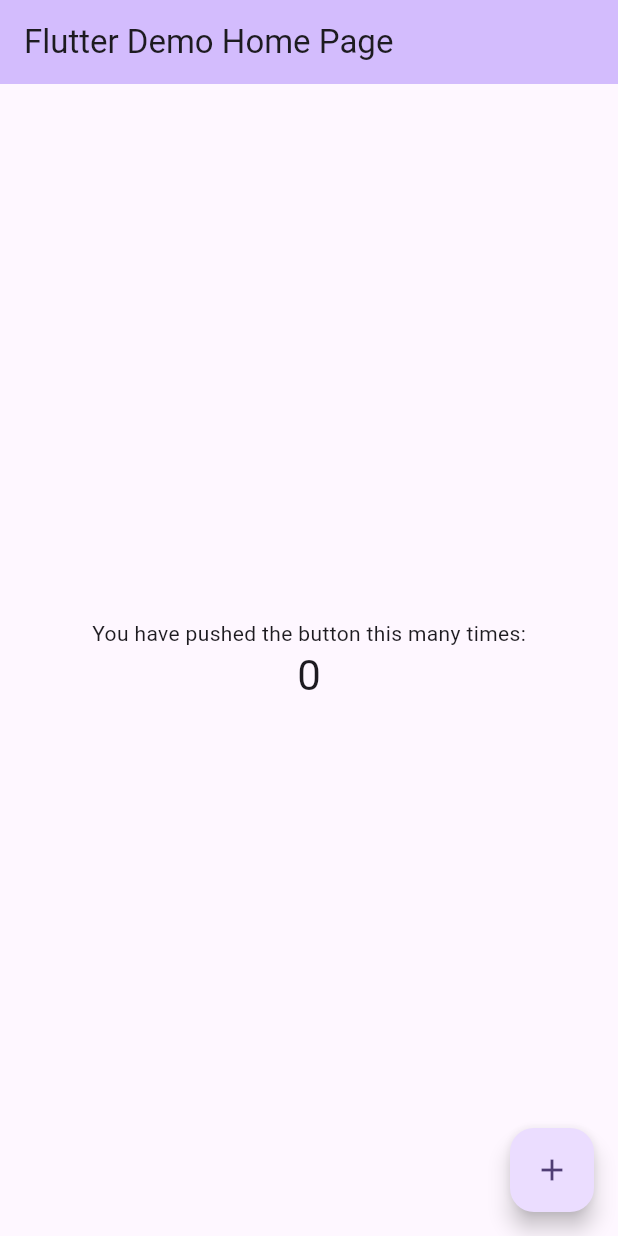
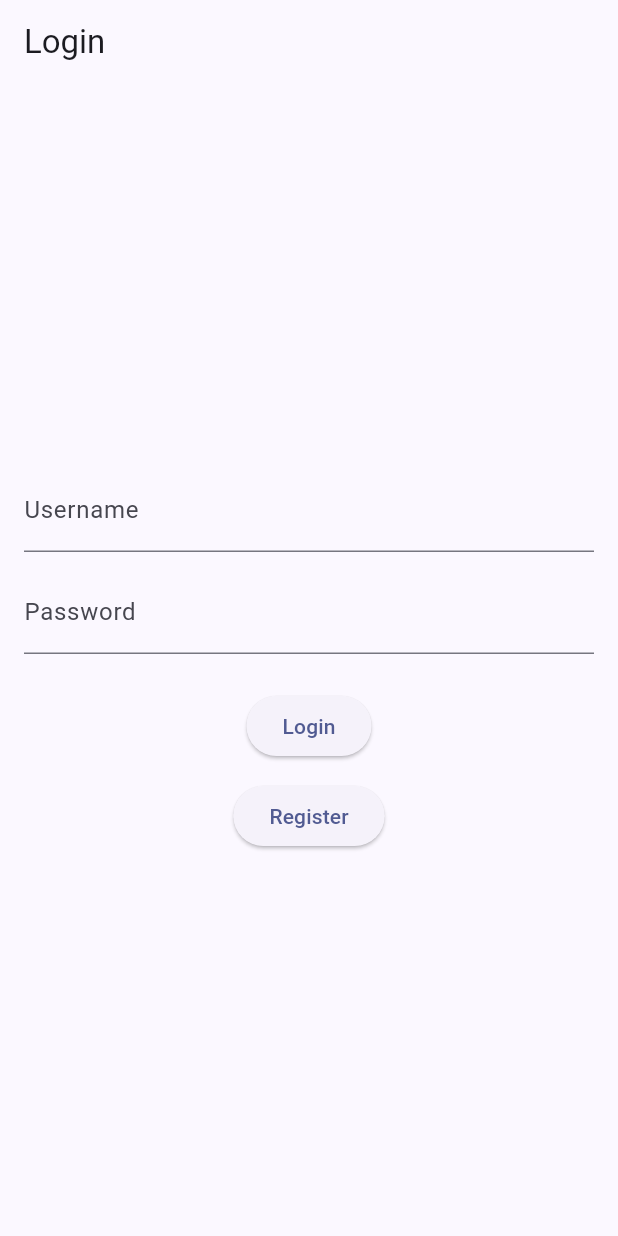
Before and after one commit to PBP-A12/bookmate-finals, a Flutter app: the screen it shows after launch, on a phone screen of 412 x 824 dp. Run offline on Flutter 3.47's test engine with Material 2 defaults, Android fonts, the phone set to English and light mode, and no system bars; missing offline and left inert: pbp_django_auth.

Commit message:
starting point

```diff
--- a/lib/main.dart
+++ b/lib/main.dart
@@ -1,4 +1,7 @@
+import 'package:bookmate/screens/login.dart';
 import 'package:flutter/material.dart';
+import 'package:pbp_django_auth/pbp_django_auth.dart';
+import 'package:provider/provider.dart';
 
 void main() {
   runApp(const MyApp());
@@ -10,116 +13,19 @@ class MyApp extends StatelessWidget {
   // This widget is the root of your application.
   @override
   Widget build(BuildContext context) {
-    return MaterialApp(
-      title: 'Flutter Demo',
-      theme: ThemeData(
-        // This is the theme of your application.
-        //
-        // TRY THIS: Try running your application with "flutter run". You'll see
-        // the application has a blue toolbar. Then, without quitting the app,
-        // try changing the seedColor in the colorScheme below to Colors.green
-        // and then invoke "hot reload" (save your changes or press the "hot
-        // reload" button in a Flutter-supported IDE, or press "r" if you used
-        // the command line to start the app).
-        //
-        // Notice that the counter didn't reset back to zero; the application
-        // state is not lost during the reload. To reset the state, use hot
-        // restart instead.
-        //
-        // This works for code too, not just values: Most code changes can be
-        // tested with just a hot reload.
-        colorScheme: ColorScheme.fromSeed(seedColor: Colors.deepPurple),
-        useMaterial3: true,
+     return Provider(
+            create: (_) {
+                CookieRequest request = CookieRequest();
+                return request;
+            },
+      child: MaterialApp(
+        title: 'Game Inventory',
+        theme: ThemeData(
+          colorScheme: ColorScheme.fromSeed(seedColor: Colors.indigo),
+          useMaterial3: true,
+        ),
+        home: LoginPage(),
       ),
-      home: const MyHomePage(title: 'Flutter Demo Home Page'),
     );
   }
 }
-
-class MyHomePage extends StatefulWidget {
-  const MyHomePage({super.key, required this.title});
-
-  // This widget is the home page of your application. It is stateful, meaning
-  // that it has a State object (defined below) that contains fields that affect
-  // how it looks.
-
-  // This class is the configuration for the state. It holds the values (in this
-  // case the title) provided by the parent (in this case the App widget) and
-  // used by the build method of the State. Fields in a Widget subclass are
-  // always marked "final".
-
-  final String title;
-
-  @override
-  State<MyHomePage> createState() => _MyHomePageState();
-}
-
-class _MyHomePageState extends State<MyHomePage> {
-  int _counter = 0;
-
-  void _incrementCounter() {
-    setState(() {
-      // This call to setState tells the Flutter framework that something has
-      // changed in this State, which causes it to rerun the build method below
-      // so that the display can reflect the updated values. If we changed
-      // _counter without calling setState(), then the build method would not be
-      // called again, and so nothing would appear to happen.
-      _counter++;
-    });
-  }
-
-  @override
-  Widget build(BuildContext context) {
-    // This method is rerun every time setState is called, for instance as done
-    // by the _incrementCounter method above.
-    //
-    // The Flutter framework has been optimized to make rerunning build methods
-    // fast, so that you can just rebuild anything that needs updating rather
-    // than having to individually change instances of widgets.
-    return Scaffold(
-      appBar: AppBar(
-        // TRY THIS: Try changing the color here to a specific color (to
-        // Colors.amber, perhaps?) and trigger a hot reload to see the AppBar
-        // change color while the other colors stay the same.
-        backgroundColor: Theme.of(context).colorScheme.inversePrimary,
-        // Here we take the value from the MyHomePage object that was created by
-        // the App.build method, and use it to set our appbar title.
-        title: Text(widget.title),
-      ),
-      body: Center(
-        // Center is a layout widget. It takes a single child and positions it
-        // in the middle of the parent.
-        child: Column(
-          // Column is also a layout widget. It takes a list of children and
-          // arranges them vertically. By default, it sizes itself to fit its
-          // children horizontally, and tries to be as tall as its parent.
-          //
-          // Column has various properties to control how it sizes itself and
-          // how it positions its children. Here we use mainAxisAlignment to
-          // center the children vertically; the main axis here is the vertical
-          // axis because Columns are vertical (the cross axis would be
-          // horizontal).
-          //
-          // TRY THIS: Invoke "debug painting" (choose the "Toggle Debug Paint"
-          // action in the IDE, or press "p" in the console), to see the
-          // wireframe for each widget.
-          mainAxisAlignment: MainAxisAlignment.center,
-          children: <Widget>[
-            const Text(
-              'You have pushed the button this many times:',
-            ),
-            Text(
-              '$_counter',
-              style: Theme.of(context).textTheme.headlineMedium,
-            ),
-          ],
-        ),
-      ),
-      floatingActionButton: FloatingActionButton(
-        onPressed: _incrementCounter,
-        tooltip: 'Increment',
-        child: const Icon(Icons.add),
-      ), // This trailing comma makes auto-formatting nicer for build methods.
-    );
-  }
-}
--- /dev/null
+++ b/lib/screens/login.dart
@@ -0,0 +1,125 @@
+import 'package:bookmate/screens/home.dart';
+import 'package:bookmate/screens/register.dart';
+import 'package:flutter/material.dart';
+import 'package:pbp_django_auth/pbp_django_auth.dart';
+import 'package:provider/provider.dart';
+
+void main() {
+    runApp(const LoginApp());
+}
+
+class LoginApp extends StatelessWidget {
+const LoginApp({super.key});
+
+@override
+Widget build(BuildContext context) {
+    return MaterialApp(
+        title: 'Login',
+        theme: ThemeData(
+            primarySwatch: Colors.blue,
+    ),
+    home: const LoginPage(),
+    );
+    }
+}
+
+class LoginPage extends StatefulWidget {
+    const LoginPage({super.key});
+
+    @override
+    _LoginPageState createState() => _LoginPageState();
+}
+
+class _LoginPageState extends State<LoginPage> {
+    final TextEditingController _usernameController = TextEditingController();
+    final TextEditingController _passwordController = TextEditingController();
+
+    @override
+    Widget build(BuildContext context) {
+        final request = context.watch<CookieRequest>();
+        return Scaffold(
+            appBar: AppBar(
+                title: const Text('Login'),
+            ),
+            body: Container(
+                padding: const EdgeInsets.all(16.0),
+                child: Column(
+                    mainAxisAlignment: MainAxisAlignment.center,
+                    children: [
+                        TextField(
+                            controller: _usernameController,
+                            decoration: const InputDecoration(
+                                labelText: 'Username',
+                            ),
+                        ),
+                        const SizedBox(height: 12.0),
+                        TextField(
+                            controller: _passwordController,
+                            decoration: const InputDecoration(
+                                labelText: 'Password',
+                            ),
+                            obscureText: true,
+                        ),
+                        const SizedBox(height: 24.0),
+                        ElevatedButton(
+                            onPressed: () async {
+                                String username = _usernameController.text;
+                                String password = _passwordController.text;
+
+                                // Cek kredensial
+                                // TODO: Ganti URL dan jangan lupa tambahkan trailing slash (/) di akhir URL!
+                                // Untuk menyambungkan Android emulator dengan Django pada localhost,
+                                // gunakan URL http://10.0.2.2/
+                                final response = await request.login("http://clarence-grady-tugas.pbp.cs.ui.ac.id/auth/login/", {
+                                'username': username,
+                                'password': password,
+                                });
+
+                                if (request.loggedIn) {
+                                    String message = response['message'];
+                                    String uname = response['username'];
+                                    Navigator.pushReplacement(
+                                        context,
+                                        MaterialPageRoute(builder: (context) => HomePage()),
+                                    );
+                                    ScaffoldMessenger.of(context)
+                                        ..hideCurrentSnackBar()
+                                        ..showSnackBar(
+                                            SnackBar(content: Text("$message Selamat datang, $uname.")));
+                                    } else {
+                                    showDialog(
+                                        context: context,
+                                        builder: (context) => AlertDialog(
+                                            title: const Text('Login Gagal'),
+                                            content:
+                                                Text(response['message']),
+                                            actions: [
+                                                TextButton(
+                                                    child: const Text('OK'),
+                                                    onPressed: () {
+                                                        Navigator.pop(context);
+                                                    },
+                                                ),
+                                            ],
+                                        ),
+                                    );
+                                }
+                            },
+                            child: const Text('Login'),
+                        ),
+                        const SizedBox(height: 12.0),
+                        ElevatedButton(
+                            onPressed: () {
+                                Navigator.pushReplacement(
+                                    context,
+                                    MaterialPageRoute(builder: (context) => RegisterPage()),
+                                );
+                            },
+                            child: const Text('Register'),
+                        ),
+                    ],
+                ),
+            ),
+        );
+    }
+}
--- a/pubspec.yaml
+++ b/pubspec.yaml
@@ -35,6 +35,8 @@ dependencies:
   # The following adds the Cupertino Icons font to your application.
   # Use with the CupertinoIcons class for iOS style icons.
   cupertino_icons: ^1.0.2
+  pbp_django_auth: ^0.4.0
+  provider: ^6.1.1
 
 dev_dependencies:
   flutter_test:
```
Also changed, not shown: lib/screens/home.dart (added, +63 -0 lines), lib/screens/register.dart (added, +109 -0 lines), lib/widgets/right_drawer.dart (added, +132 -0 lines), lib/models/book.dart (added), lib/models/book_request.dart (added), lib/models/book_review.dart (added), lib/models/match.dart (added), lib/models/user.dart (added), lib/screens/match.dart (added), lib/screens/profile.dart (added), lib/screens/request.dart (added), lib/screens/review.dart (added), pubspec.lock, 1 other file.
